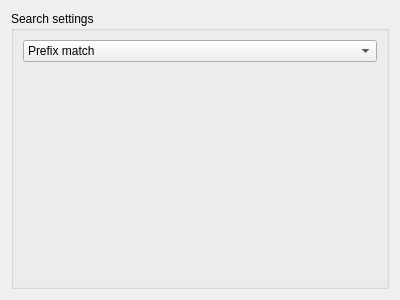
Old version of the form src/services/bookmarkindex/bookmarkindexwidget.ui in the repository albertlauncher/albert.
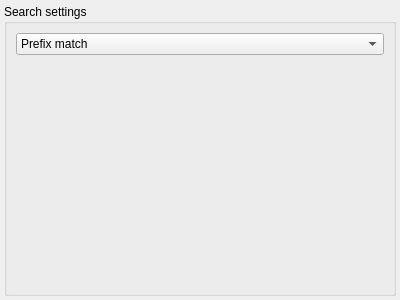
New version of the form.

Commit message: Smaller margins for the ui

Diff of the .ui file:
```diff
--- a/src/services/bookmarkindex/bookmarkindexwidget.ui
+++ b/src/services/bookmarkindex/bookmarkindexwidget.ui
@@ -11,6 +11,18 @@
    </rect>
   </property>
   <layout class="QVBoxLayout" name="verticalLayout_2">
+   <property name="leftMargin">
+    <number>4</number>
+   </property>
+   <property name="topMargin">
+    <number>4</number>
+   </property>
+   <property name="rightMargin">
+    <number>4</number>
+   </property>
+   <property name="bottomMargin">
+    <number>4</number>
+   </property>
    <item>
     <widget class="QGroupBox" name="groupBox">
      <property name="title">
```
The commit also changes 3 other files.
